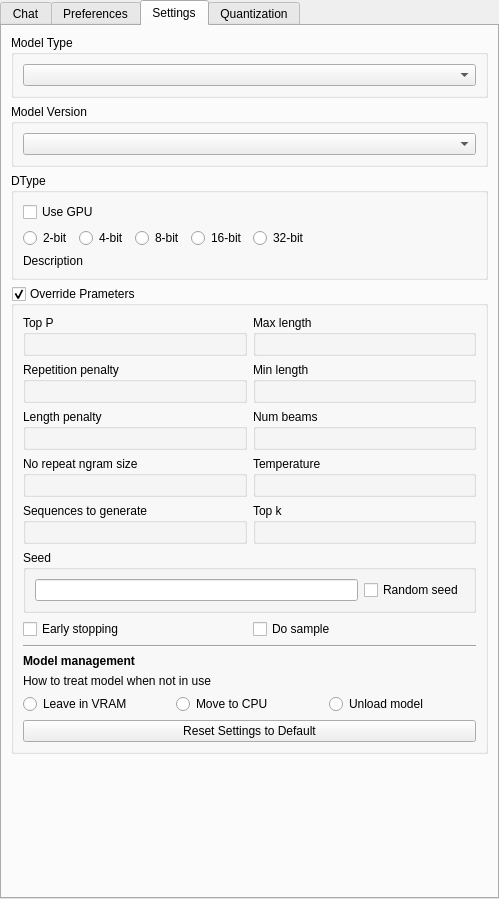
Old version of the form src/airunner/widgets/llm/templates/llm_widget.ui in the repository Capsize-Games/airunner.
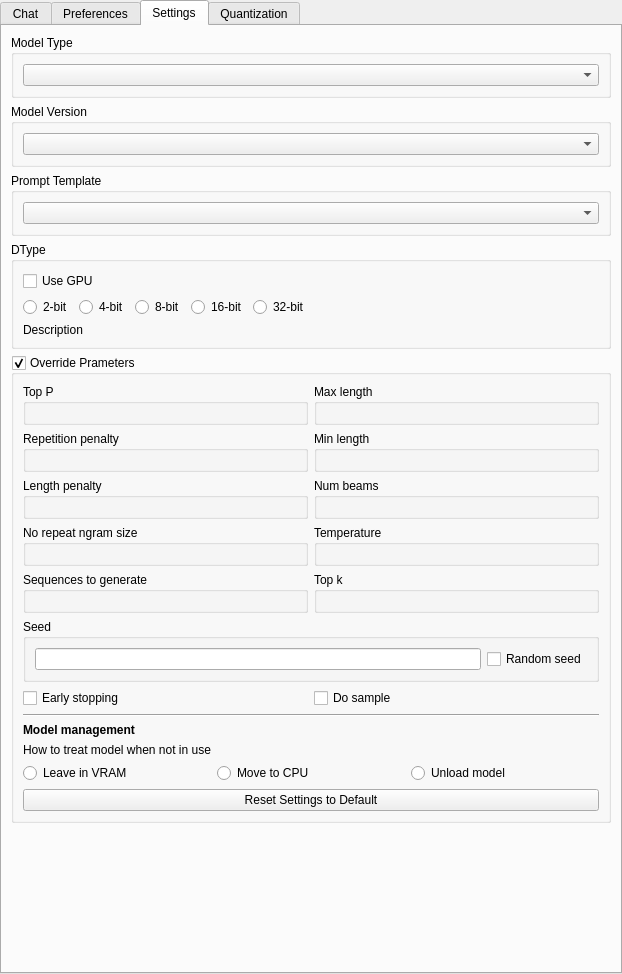
New version of the form. The open tabs and pages were chosen to show the change. Icons and pictures are not drawn. Custom widgets are drawn as their Qt base class.

Commit message: add prompt template to llm widget

What changed in the file:
```diff
--- a/src/airunner/widgets/llm/templates/llm_widget.ui
+++ b/src/airunner/widgets/llm/templates/llm_widget.ui
@@ -6,8 +6,8 @@
    <rect>
     <x>0</x>
     <y>0</y>
-    <width>499</width>
-    <height>899</height>
+    <width>622</width>
+    <height>974</height>
    </rect>
   </property>
   <property name="windowTitle">
@@ -966,6 +966,18 @@
          </property>
         </spacer>
        </item>
+       <item row="2" column="0">
+        <widget class="QGroupBox" name="groupBox_14">
+         <property name="title">
+          <string>Prompt Template</string>
+         </property>
+         <layout class="QGridLayout" name="gridLayout_17">
+          <item row="0" column="0">
+           <widget class="QComboBox" name="prompt_template"/>
+          </item>
+         </layout>
+        </widget>
+       </item>
       </layout>
      </widget>
      <widget class="QWidget" name="tab_4">
```
Left out of the diff: 60 changed lines with no effect on the pictures. The commit also changes 2 other files.
